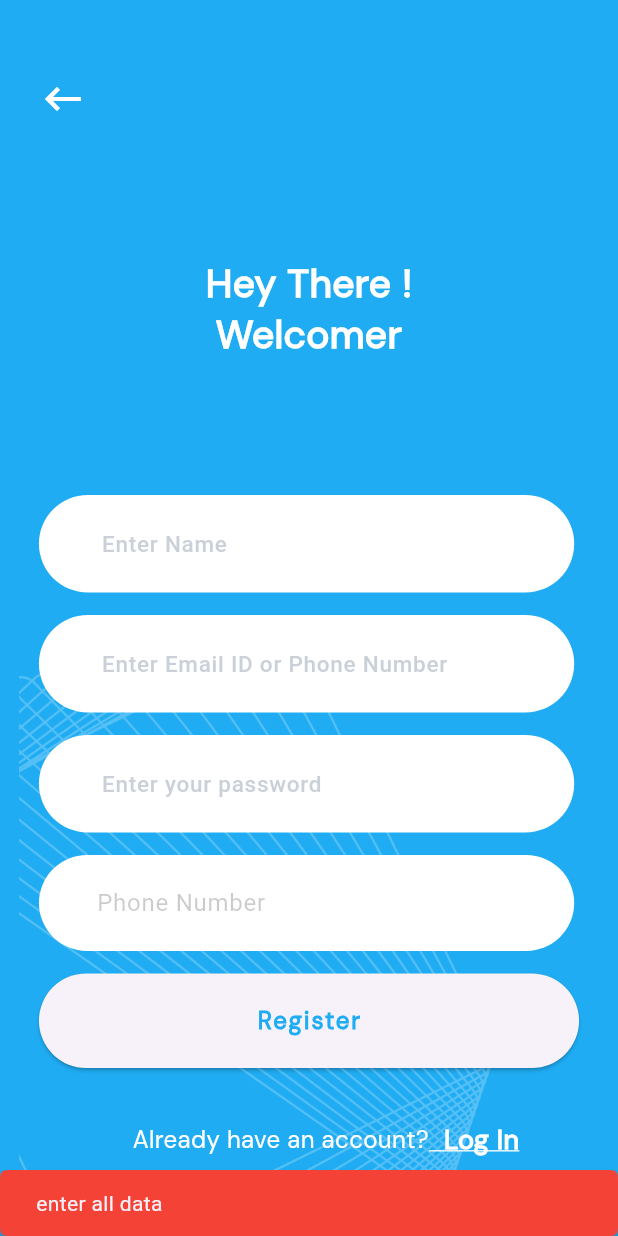
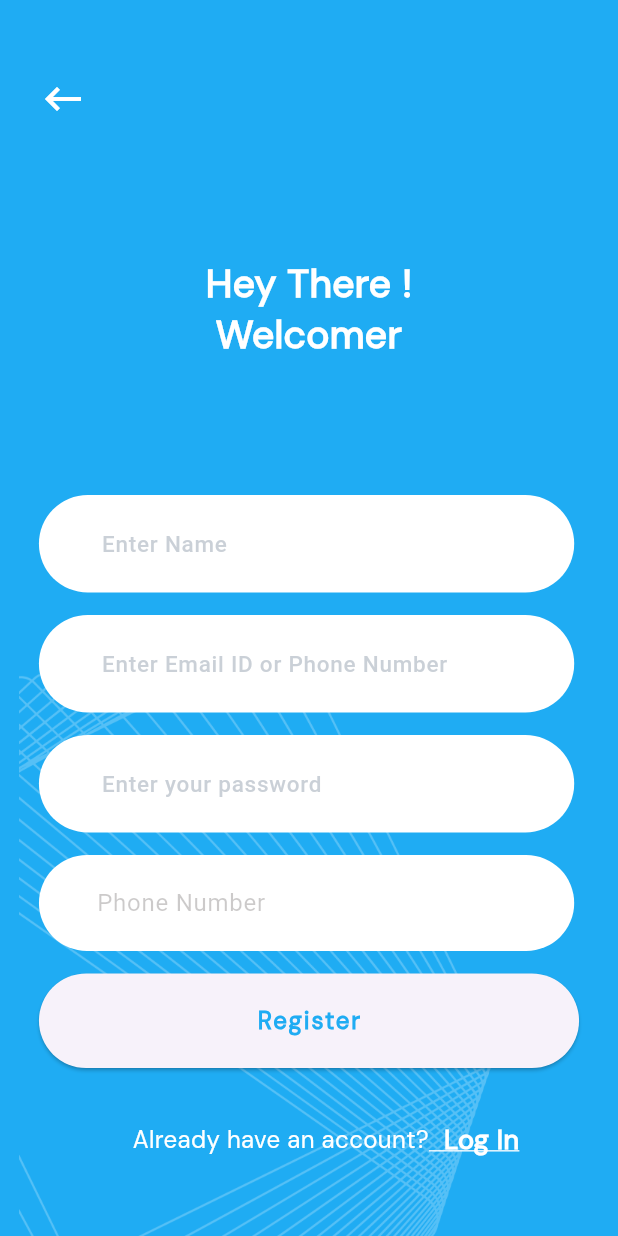
Before and after one commit to sarinkrishnan/Laundry_app_new, a Flutter app: the RegisterPage screen opened directly, after a tap on "Register", on a phone screen of 412 x 824 dp. Run offline on Flutter 3.47's test engine with Material 3 defaults, Android fonts, the phone set to English and light mode, and no system bars; our stand-ins replace carousel_slider, dotted_line, flutter_rating_bar, flutter_screenutil, gap, image_picker and 1 more; missing offline and left inert: radio_group_v2.

Commit message:
some changes

```diff
--- a/lib/controler/register.dart
+++ b/lib/controler/register.dart
@@ -17,7 +17,7 @@
       'username': username,
       'email': email,
       'password': password,
-      'phonnenumber': phonenumber
+      'phonnenumber': '+91$phonenumber'
     });
     final response = await http
         .post(url, body: body, headers: {'Content-Type': 'application/json'});
--- a/lib/extract_items/01-splash_page-prototype/01-textfeild_splash_pages.dart
+++ b/lib/extract_items/01-splash_page-prototype/01-textfeild_splash_pages.dart
@@ -5,16 +5,19 @@
   const TextfeildText({
     super.key,
     required this.text,
-    required this.controler,
+    required this.controler,required this.validator,
+
   });
   final String text;
   final TextEditingController controler;
+  final String Function(String?) validator;
 
   @override
   Widget build(BuildContext context) {
     return Padding(
       padding: EdgeInsets.only(left: 24.w, right: 27.w),
-      child: TextField(
+      child: TextFormField(
+        validator: validator,
           style: TextStyle(
             color: Colors.black,
           ),
--- a/lib/prototype-screen/1-row-splash-page/4-register-page.dart
+++ b/lib/prototype-screen/1-row-splash-page/4-register-page.dart
@@ -20,7 +20,9 @@
 TextEditingController name = TextEditingController();
 TextEditingController e_mail = TextEditingController();
 TextEditingController password = TextEditingController();
-TextEditingController phoneNumber = TextEditingController();
+// TextEditingController phoneNumber = TextEditingController();
+
+int? phoneNumber;
 
 class _RegisterPageState extends State<RegisterPage> {
   final _formKey = GlobalKey<FormState>();
@@ -66,28 +68,46 @@
               TextfeildText(
                 text: 'Enter Name',
                 controler: name,
+                validator: (p0) {
+                  if (name.text.isEmpty) {
+                    return 'Please enter your name';
+                  } else {
+                    throw '';
+                  }
+                },
               ),
               Gap(15.h),
               TextfeildText(
                 controler: e_mail,
                 text: 'Enter Email ID or Phone Number',
+                validator: (p0) {
+                  if (e_mail.text.isEmpty) {
+                    return 'Enter Email ID or Phone Number';
+                  } else {
+                    throw '';
+                  }
+                },
               ),
               Gap(15.h),
               TextfeildText(
                 text: 'Enter your password',
                 controler: password,
+                validator: (p0) {
+                  if (password.text.isEmpty) {
+                    return "please enter the password";
+                  } else {
+                    throw "";
+                  }
+                },
               ),
               Gap(15.h),
-              // TextfeildText(
-              //   text: 'Confirm password',
-              //   controler: phoneNumber,
-              // ),
               Padding(
                 padding: EdgeInsets.only(left: 24.w, right: 27.w),
                 child: TextFormField(
                   style: TextStyle(color: Colors.black),
                   keyboardType: TextInputType.number,
-                  controller: phoneNumber,
+                  // controller: phoneNumber,
+                  onSaved: (value) => phoneNumber = int.parse(value!),
                   decoration: InputDecoration(
                       fillColor: Color(0xffFFFFFFFF),
                       filled: true,
@@ -113,64 +133,6 @@
                     width: 333.w,
                     child: ElevatedButton(
                       onPressed: () {
-                        if (name.text.isEmpty ||
-                            e_mail.text.isEmpty ||
-                            password.text.isEmpty ||
-                            phoneNumber.text.isEmpty) {
-                          ScaffoldMessenger.of(context).showSnackBar(SnackBar(
-                            shape: ContinuousRectangleBorder(
-                                borderRadius: BorderRadius.circular(10)),
-                            content: Text('enter all data'),
-                            backgroundColor: Colors.red,
-                          ));
-                        } else {
-                          ScaffoldMessenger.of(context).showSnackBar(SnackBar(
-                            content: Text('good'),
-                            backgroundColor: Color.fromARGB(255, 28, 223, 10),
-                          ));
-                          if (_formKey.currentState!.validate()) {
-                            _formKey.currentState!.save();
-
-                            Provider.of<RegisterProvider>(context,
-                                    listen: false)
-                                .RegisterData(name.text, e_mail.text,
-                                    password.text, int.parse(phoneNumber.text))
-                                .then((_) {
-                              ScaffoldMessenger.of(context)
-                                  .showSnackBar(SnackBar(
-                                content: Text('Registration successful!'),
-                                backgroundColor: Colors.greenAccent,
-                              ));
-                              Navigator.push(
-                                  context,
-                                  MaterialPageRoute(
-                                    builder: (context) => HomePage(),
-                                  ));
-                            });
-
-
-                          }
-                        }
-                        // if (_formKey.currentState!.validate()) {
-                        //   _formKey.currentState!.save();
-                        //   Provider.of<RegisterPrivider>(context, listen: false)
-                        //       .RegisterData(
-                        //           isername, emaill, passwordd, phonenumberr)
-                        //       .then((_) {
-                        //     ScaffoldMessenger.of(context).showSnackBar(SnackBar(
-                        //       content: Text('Registration successful!'),
-                        //       backgroundColor: Colors.greenAccent,
-                        //     ));
-                        //     Navigator.push(
-                        //         context,
-                        //         MaterialPageRoute(
-                        //           builder: (context) => HomePage(),
-                        //         ));
-                        //   }).catchError((Error) {
-                        //     ScaffoldMessenger.of(context).showSnackBar(SnackBar(
-                        //         content: Text('Registration failed: $Error')));
-                        //   });
-                        // }
                       },
                       child: Text(
                         'Register',
```
